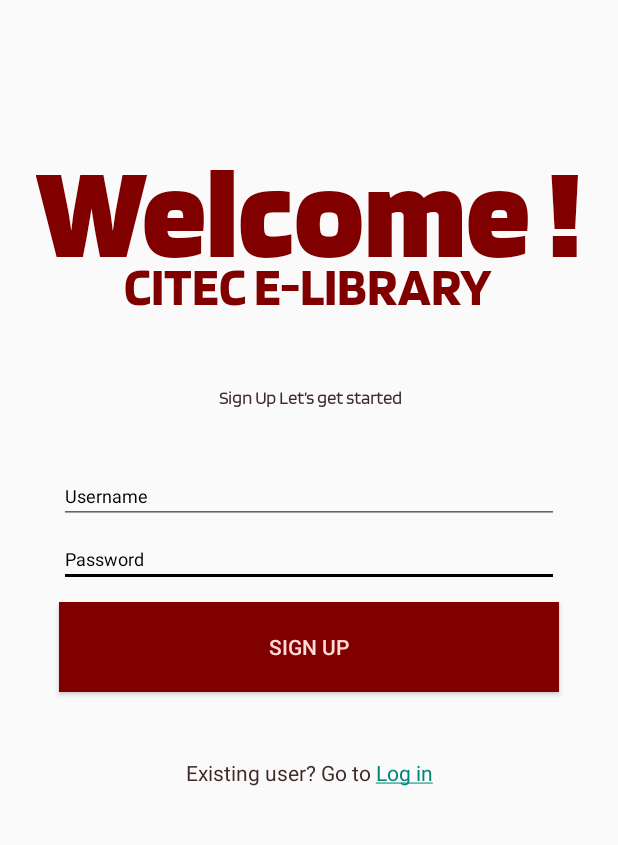
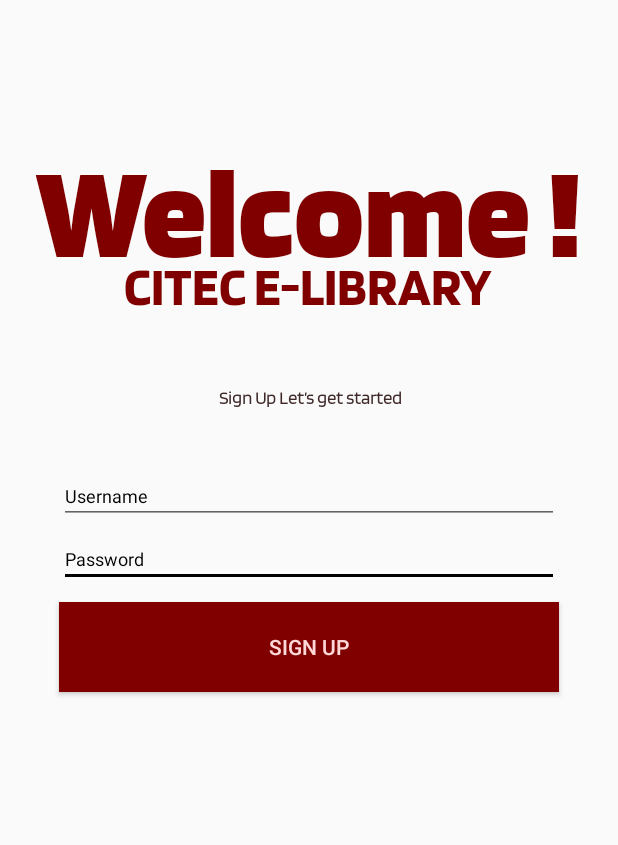
Before and after one commit to Jayem09/cc106_3a_grp5, an Android app: the activity_signup screen opened directly, with no data from a screen before it, on a phone screen of 412 x 824 dp, the part 100-945 px from its top. Run offline under Robolectric (Android 15) with nearby library versions, the phone set to English and light mode, and no system bars.

Commit message:
AndroidManifest.xml fix, swap activity

```diff
--- a/app/src/main/java/com/example/elibproj/activity_signup.java
+++ b/app/src/main/java/com/example/elibproj/activity_signup.java
@@ -64,27 +64,9 @@ public class activity_signup extends AppCompatActivity {
                     }
 
                 }
+            }
+        });
 
 
-;            }
-        });
-
-        TextView textViewLogin = findViewById(R.id.textviewLogin);
-
-        String text = "Existing user? Go to Log in";
-        SpannableString spannableString = new SpannableString(text);
-
-        ClickableSpan clickableSpan = new ClickableSpan() {
-            @Override
-            public void onClick(View view) {
-                // navigate to activity_login
-                startActivity(new Intent(activity_signup.this, activity_login.class));
-            }
-        };
-
-        spannableString.setSpan(clickableSpan, 21, 27, Spanned.SPAN_EXCLUSIVE_EXCLUSIVE);
-
-        textViewLogin.setText(spannableString);
-        textViewLogin.setMovementMethod(LinkMovementMethod.getInstance());
     }
 }
--- a/app/src/main/res/layout/activity_signup.xml
+++ b/app/src/main/res/layout/activity_signup.xml
@@ -149,16 +149,7 @@
         app:layout_constraintStart_toStartOf="parent"
         app:layout_constraintTop_toTopOf="parent" />
 
-    <TextView
-        android:id="@+id/textviewLogin"
-        android:layout_width="wrap_content"
-        android:layout_height="wrap_content"
-        android:layout_marginTop="572dp"
-        android:text="Existing user? Go to Login"
-        android:textColor="#402929"
-        app:layout_constraintEnd_toEndOf="parent"
-        app:layout_constraintStart_toStartOf="parent"
-        app:layout_constraintTop_toTopOf="parent" />
+
 
 
 </androidx.constraintlayout.widget.ConstraintLayout>
```
Also changed, not shown: app/src/main/AndroidManifest.xml (+6 -23 lines), app/src/main/java/com/example/elibproj/activity_login.java (+24 -0 lines), app/src/main/java/com/example/elibproj/myDatabaseAddHelper.java (+36 -36 lines), app/src/main/res/layout/activity_login.xml (+11 -0 lines).
